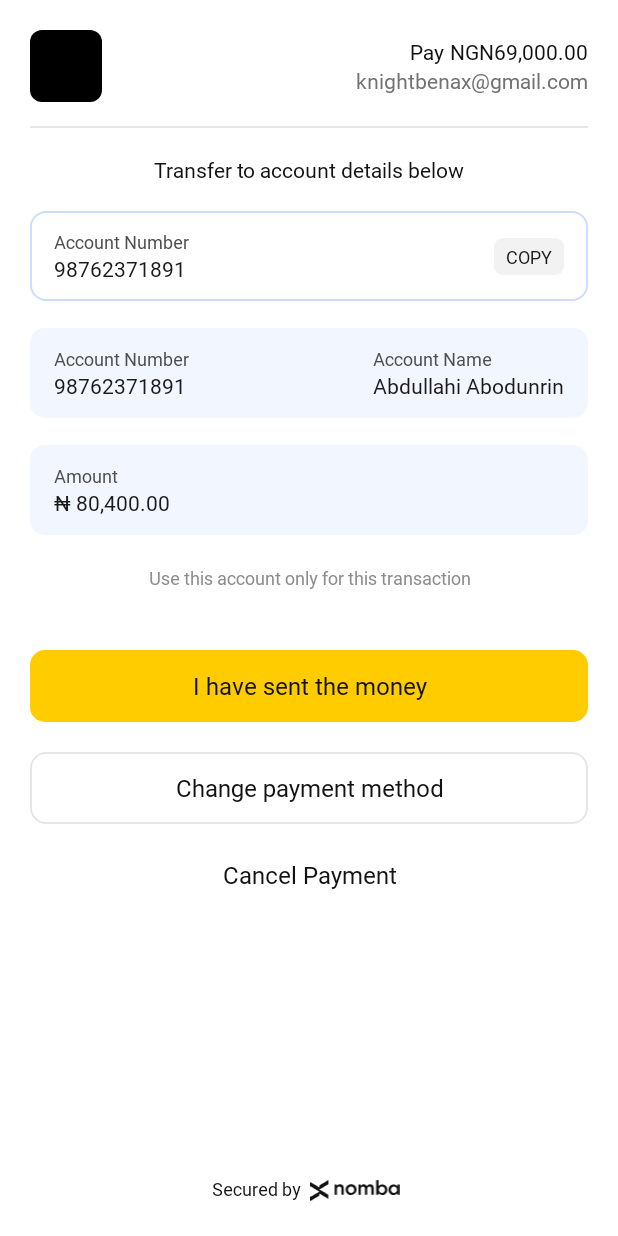
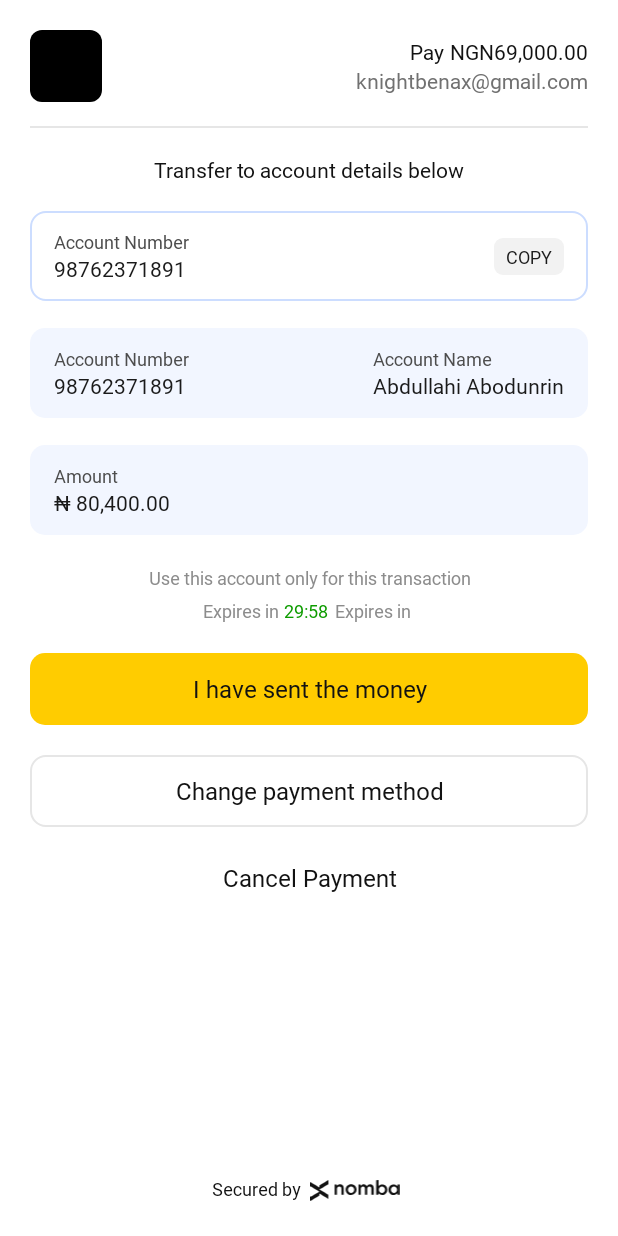
Before and after one commit to kudi-inc/nomba-android-sdk, an Android app built with Jetpack Compose: the screen it shows after launch (MainActivity), after a tap on "Pay by Transfer", on a phone screen of 412 x 824 dp. Run offline under Robolectric (Android 15) with nearby library versions, the phone set to English and light mode, and no system bars; 1 other tap on this screen came first.

Commit message:
Transfer Timer

```diff
--- a/app/src/main/res/layout/activity_main.xml
+++ b/app/src/main/res/layout/activity_main.xml
@@ -6,16 +6,16 @@
     android:orientation="vertical"
     android:layout_width="match_parent"
     android:layout_height="match_parent"
-
     tools:context=".MainActivity">
 
     <Button
         android:layout_width="match_parent"
         android:text="@string/pay_me"
-        android:layout_margin="@dimen/size_20"
+        android:layout_marginEnd="@dimen/size_30"
+        android:layout_marginStart="@dimen/size_30"
         android:id="@+id/sample_pay_button"
         app:layout_constraintBottom_toBottomOf="parent"
-        android:layout_marginBottom="@dimen/size_20"
+        android:layout_marginBottom="@dimen/size_40"
         android:layout_height="wrap_content"/>
 
 
--- a/wraith/src/main/java/com/nomba/wraith/ui/shelters/TransferShelter.kt
+++ b/wraith/src/main/java/com/nomba/wraith/ui/shelters/TransferShelter.kt
@@ -1,12 +1,63 @@
 package com.nomba.wraith.ui.shelters
 
+import android.annotation.SuppressLint
+import android.os.CountDownTimer
 import com.nomba.wraith.core.Shelter
 import com.nomba.wraith.databinding.TransferViewBinding
+import kotlin.reflect.KFunction1
 
 class TransferShelter(activityTransferViewBinding: TransferViewBinding) : Shelter(activityTransferViewBinding) {
 
+    private lateinit var waitingForTransferTimer: CountDownTimer
+    private lateinit var confirmationTimer: CountDownTimer
     override fun layout(): TransferViewBinding {
         return super.layout() as TransferViewBinding
     }
 
+    override fun showShelter() {
+        super.showShelter()
+        waitingForTransferTimer = createTimer(1800000, ::onWaitingForTransferTick, ::onWaitingForTransferEnd)
+        confirmationTimer = createTimer(1000, ::onConfirmationTransferTick, ::onConfirmationTransferEnd)
+        waitingForTransferTimer.start()
+    }
+
+    @SuppressLint("SetTextI18n")
+    private fun onWaitingForTransferTick(millisUntilFinished: Long){
+        val totalSeconds = millisUntilFinished / 1000
+        val minutes = totalSeconds / 60
+        val seconds = totalSeconds % 60
+        layout().waitingForTransferTimerView.text = "$minutes:$seconds"
+    }
+
+    private fun onConfirmationTransferTick(millisUntilFinished: Long){
+
+    }
+
+    private fun onWaitingForTransferEnd() {
+
+    }
+
+    private fun onConfirmationTransferEnd(){
+
+    }
+
+    private fun createTimer(duration: Long, onTickFun: (millisUntilFinished: Long) -> Unit, onFinishFun: () -> Unit): CountDownTimer{
+        return object: CountDownTimer(duration, 1000) {
+            override fun onTick(millisUntilFinished: Long) {
+                onTickFun(millisUntilFinished)
+            }
+
+            override fun onFinish() {
+                onFinishFun()
+            }
+        }
+    }
+
+
+    override fun hideShelter() {
+        super.hideShelter()
+        waitingForTransferTimer.cancel()
+        confirmationTimer.cancel()
+    }
+
 }
--- /dev/null
+++ b/wraith/src/main/res/drawable/clock.xml
@@ -0,0 +1,10 @@
+<vector xmlns:android="http://schemas.android.com/apk/res/android"
+    android:width="13dp"
+    android:height="14dp"
+    android:viewportWidth="13"
+    android:viewportHeight="14">
+  <path
+      android:pathData="M6.5,1.333C3.37,1.333 0.833,3.87 0.833,7C0.833,10.13 3.37,12.667 6.5,12.667C9.63,12.667 12.167,10.13 12.167,7C12.167,3.87 9.63,1.333 6.5,1.333ZM0.167,7C0.167,3.502 3.002,0.667 6.5,0.667C9.998,0.667 12.833,3.502 12.833,7C12.833,10.498 9.998,13.333 6.5,13.333C3.002,13.333 0.167,10.498 0.167,7ZM6.5,4C6.684,4 6.833,4.149 6.833,4.333V6.862L8.736,8.764C8.866,8.894 8.866,9.106 8.736,9.236C8.605,9.366 8.394,9.366 8.264,9.236L6.264,7.236C6.202,7.173 6.167,7.088 6.167,7V4.333C6.167,4.149 6.316,4 6.5,4Z"
+      android:fillColor="#808080"
+      android:fillType="evenOdd"/>
+</vector>
--- a/wraith/src/main/res/layout/transfer_view.xml
+++ b/wraith/src/main/res/layout/transfer_view.xml
@@ -193,13 +193,58 @@
 
         <TextView
             android:layout_width="match_parent"
-            android:padding="@dimen/size_20"
+            android:paddingStart="@dimen/size_20"
+            android:paddingEnd="@dimen/size_20"
+            android:paddingTop="@dimen/size_20"
+            android:layout_marginBottom="@dimen/size_5"
             android:fontFamily="@font/inter_medium"
             android:textColor="@color/lightText"
             android:gravity="center"
             android:textSize="@dimen/font_12"
             android:text="@string/use_this_account_only_for_this_transaction"
             android:layout_height="wrap_content"/>
+
+        <LinearLayout
+            android:layout_width="wrap_content"
+            android:orientation="horizontal"
+            android:layout_gravity="center"
+            android:layout_height="wrap_content">
+
+
+            <TextView
+                android:layout_width="match_parent"
+                android:fontFamily="@font/inter_medium"
+                android:textColor="@color/lightText"
+                android:gravity="center"
+                android:layout_marginEnd="@dimen/size_4"
+                android:textSize="@dimen/font_12"
+                android:text="@string/expires_in"
+                android:layout_height="wrap_content"/>
+
+            <TextView
+                android:layout_width="match_parent"
+                android:fontFamily="@font/inter_bold"
+                android:textColor="@color/green"
+                android:layout_marginEnd="@dimen/size_4"
+                android:gravity="center"
+                android:id="@+id/waiting_for_transfer_timer_view"
+                android:textSize="@dimen/font_12"
+                android:text="@string/_29_09"
+                android:layout_height="wrap_content"/>
+
+            <TextView
+                android:layout_width="match_parent"
+                android:fontFamily="@font/inter_medium"
+                android:textColor="@color/lightText"
+                android:gravity="center"
+                android:layout_marginEnd="@dimen/size_4"
+                android:textSize="@dimen/font_12"
+                android:text="@string/expires_in"
+                android:layout_height="wrap_content"/>
+
+        </LinearLayout>
+
+
 
         <androidx.appcompat.widget.AppCompatButton
             android:layout_width="match_parent"
--- a/wraith/src/main/res/values/colors.xml
+++ b/wraith/src/main/res/values/colors.xml
@@ -11,6 +11,7 @@
     <color name="black">#000000</color>
     <color name="lightText">#8C8C8C</color>
     <color name="button_primary">#FFCC00</color>
+    <color name="green">#0E9C00</color>
     <color name="neutral_eight">#4D4D4D</color>
     <color name="neutral_ten">#1A1A1A</color>
     <color name="neutral_one">#F2F2F2</color>
--- a/wraith/src/main/res/values/strings.xml
+++ b/wraith/src/main/res/values/strings.xml
@@ -19,4 +19,6 @@
     <string name="use_this_account_only_for_this_transaction">Use this account only for this transaction</string>
     <string name="change_payment_method">Change payment method</string>
     <string name="i_have_sent_the_money">I have sent the money</string>
+    <string name="expires_in">Expires in</string>
+    <string name="_29_09">29:09</string>
 </resources>
```
